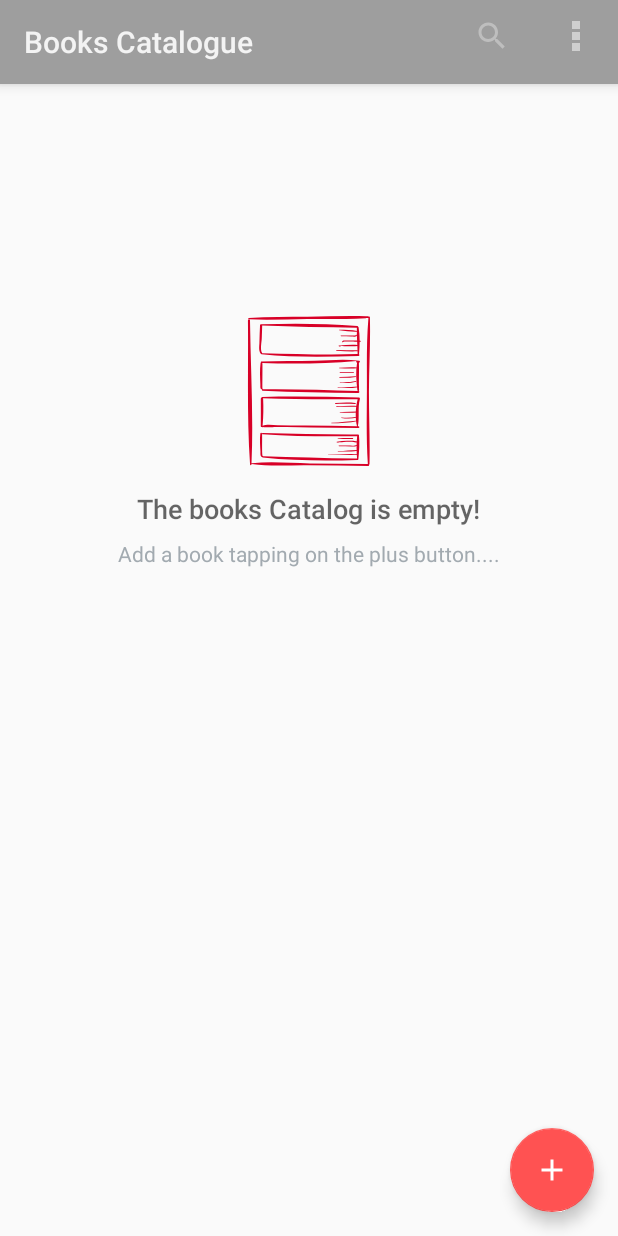
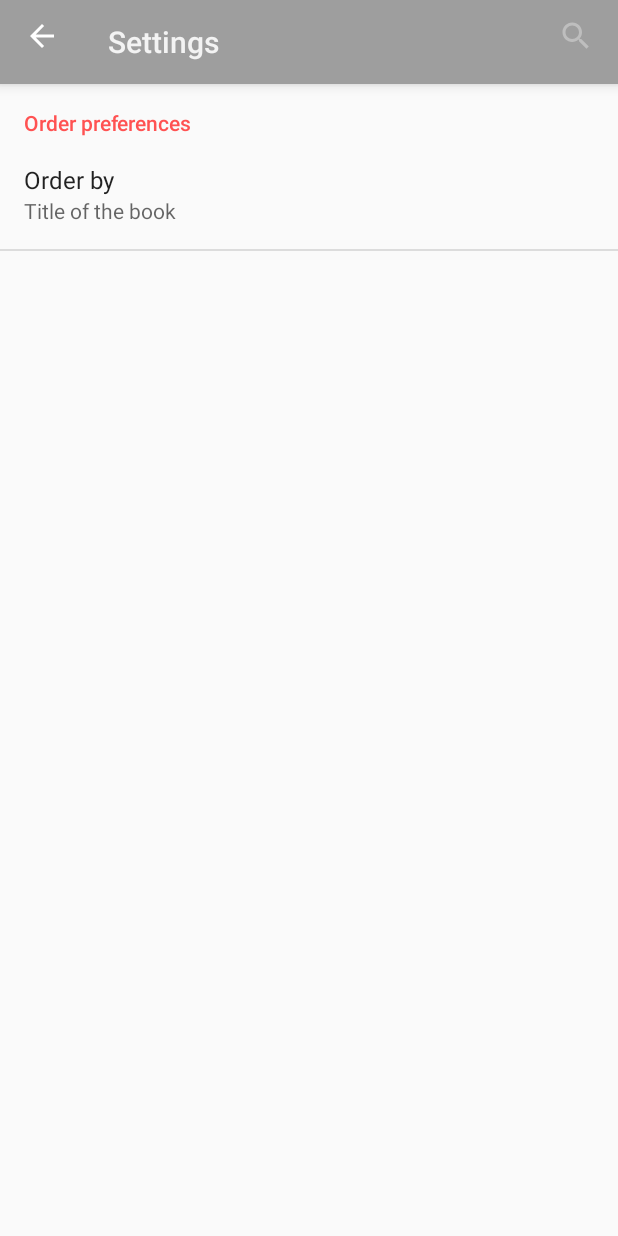
Before and after one commit to litur/BookStoreApp, an Android app: the screen it shows after launch (MainActivity before the commit, SettingsActivity after it), in the options menu, after a tap on "Settings", on a phone screen of 412 x 824 dp. Run offline under Robolectric (Android 15) with nearby library versions, the phone set to English and light mode, and no system bars.

Commit message:
Button for call intent in editActivity - Added SharedPreferences to handle sorting in main activity

```diff
--- a/app/build.gradle
+++ b/app/build.gradle
@@ -26,6 +26,7 @@ dependencies {
     implementation 'com.android.support:design:27.1.1'
     implementation 'com.android.support.constraint:constraint-layout:1.1.2'
     implementation 'com.android.support:cardview-v7:27.1.1'
+    implementation 'com.android.support:support-vector-drawable:27.1.1'
     testImplementation 'junit:junit:4.12'
     androidTestImplementation 'com.android.support.test:runner:1.0.2'
     androidTestImplementation 'com.android.support.test.espresso:espresso-core:3.0.2'
--- a/app/src/main/java/com/example/android/bookstoreapp/BookCursorAdapter.java
+++ b/app/src/main/java/com/example/android/bookstoreapp/BookCursorAdapter.java
@@ -123,7 +123,7 @@ public class BookCursorAdapter extends CursorAdapter {
                 Intent editIntent = new Intent(context, ProductEditActivity.class);
                 editIntent.setData(singleBookUri);
                 context.startActivity(editIntent);
-                Log.e("Pippo", "Clicck sulla cardView");
+                Log.e("Pippo", "Click sulla cardView");
             }
         });
 
--- a/app/src/main/java/com/example/android/bookstoreapp/MainActivity.java
+++ b/app/src/main/java/com/example/android/bookstoreapp/MainActivity.java
@@ -4,9 +4,11 @@ import android.app.LoaderManager;
 import android.content.ContentValues;
 import android.content.CursorLoader;
 import android.content.Intent;
+import android.content.SharedPreferences;
 import android.database.Cursor;
 import android.net.Uri;
 import android.os.Bundle;
+import android.preference.PreferenceManager;
 import android.support.design.widget.FloatingActionButton;
 import android.support.v7.app.ActionBar;
 import android.support.v7.app.AppCompatActivity;
@@ -26,7 +28,6 @@ public class MainActivity extends AppCompatActivity implements LoaderManager.Loa
     // Setup an Adapter to create a list item for each row of pet data in the Cursor.
     BookCursorAdapter adapter;
 
-    private String LOGTAG = "Main Activity";
     @Override
     protected void onCreate(Bundle savedInstanceState) {
         super.onCreate(savedInstanceState);
@@ -40,7 +41,7 @@ public class MainActivity extends AppCompatActivity implements LoaderManager.Loa
         ActionBar myActionBar = getSupportActionBar();
         assert myActionBar != null;
         myActionBar.setTitle(com.example.android.bookstoreapp.R.string.mainActivity_title);
-        myActionBar.setElevation(8);
+        myActionBar.setElevation(4);
 
         mListView = findViewById(R.id.bookListView);
 
@@ -81,17 +82,13 @@ public class MainActivity extends AppCompatActivity implements LoaderManager.Loa
         myBooksDummyData.put(BookEntry.COLUMN_BOOK_LANGUAGE,BookEntry.LANGUAGE_ENGLISH);
         myBooksDummyData.put(BookEntry.COLUMN_BOOK_QUANTITY,1);
         myBooksDummyData.put(BookEntry.COLUMN_BOOK_PRICE, 990);
-        // for the supplier ID we pass the ID  of the newly created row in supplier table
-        //TODO handle the foreign key for the supplier
         myBooksDummyData.put(BookEntry.COLUMN_BOOK_SUPPLIER_ID, "Penguin Books");
 
-        // Insert the new row, returning the primary key value of the new row
+        // Insert the new row, returning the Uri of the new row
         Uri newUri = getContentResolver().insert(BookEntry.CONTENT_URI, myBooksDummyData);
         if (newUri != null)
             Utility.showToast("Inserted a new book", this);
     }
-
-    //TODO add the deleteAllProducts in the menu
 
     /**
      * Perform the deletion of all the books/products in the database
@@ -115,7 +112,8 @@ public class MainActivity extends AppCompatActivity implements LoaderManager.Loa
     public boolean onOptionsItemSelected(MenuItem item) {
         int id = item.getItemId();
         if (id == R.id.action_settings) {
-            // for now, it does nothing
+            Intent settingsIntent = new Intent(this, SettingsActivity.class);
+            startActivity(settingsIntent);
             return true;
         }
 
@@ -134,13 +132,35 @@ public class MainActivity extends AppCompatActivity implements LoaderManager.Loa
 
     @Override
     public android.content.Loader<Cursor> onCreateLoader(int i, Bundle bundle) {
+        String mySortOrder;
+
+        //Use SharedPreferences to define SortOrder
+        SharedPreferences sharedPrefs = PreferenceManager.getDefaultSharedPreferences(this);
+        String orderBy = sharedPrefs.getString(
+                getString(R.string.settings_order_by_key),
+                getString(R.string.settings_order_by_default)
+        );
+
+        switch (orderBy) {
+            case "name":
+                mySortOrder = BookEntry.COLUMN_BOOK_TITLE + " ASC";
+                break;
+            case "author":
+                mySortOrder = BookEntry.COLUMN_BOOK_AUTHOR + " ASC";
+                break;
+            case "quantity_ASC":
+                mySortOrder = BookEntry.COLUMN_BOOK_QUANTITY + " ASC";
+                break;
+            default:
+                mySortOrder = "_ID DESC";
+                break;
+        }
+
         String[] projection = {BookEntry._ID,
                 BookEntry.COLUMN_BOOK_AUTHOR,
                 BookEntry.COLUMN_BOOK_TITLE,
                 BookEntry.COLUMN_BOOK_QUANTITY,
                 BookEntry.COLUMN_BOOK_PRICE};
-
-        String mySortOrder = "_ID DESC";
 
         return new CursorLoader(this, BookEntry.CONTENT_URI, projection, null, null, mySortOrder);
     }
--- /dev/null
+++ b/app/src/main/java/com/example/android/bookstoreapp/SettingsActivity.java
@@ -0,0 +1,104 @@
+package com.example.android.bookstoreapp;
+
+import android.content.SharedPreferences;
+import android.os.Bundle;
+import android.preference.ListPreference;
+import android.preference.Preference;
+import android.preference.PreferenceFragment;
+import android.preference.PreferenceManager;
+import android.support.v4.app.NavUtils;
+import android.support.v7.app.ActionBar;
+import android.support.v7.app.AppCompatActivity;
+import android.support.v7.widget.Toolbar;
+import android.view.Menu;
+import android.view.MenuItem;
+
+public class SettingsActivity extends AppCompatActivity {
+
+    @Override
+    protected void onCreate(Bundle savedInstanceState) {
+        super.onCreate(savedInstanceState);
+        setContentView(R.layout.activity_settings);
+
+        // Sets the Toolbar as Action Bar
+        Toolbar myToolbar = findViewById(R.id.my_toolbar);
+        setSupportActionBar(myToolbar);
+
+        // Defines custom behaviour on the Action Bar
+        ActionBar myActionBar = getSupportActionBar();
+        assert myActionBar != null;
+        myActionBar.setTitle(R.string.title_activity_settings);
+        myActionBar.setElevation(8);
+        // Displays the Up button in the Action Bar
+        myActionBar.setDisplayHomeAsUpEnabled(true);
+        myActionBar.setHomeAsUpIndicator(R.drawable.ic_arrow_back_24dp);
+    }
+
+    // Inflates buttons in the action bar
+    @Override
+    public boolean onCreateOptionsMenu(Menu menu) {
+        getMenuInflater().inflate(R.menu.action_bar, menu);
+
+        //Hides the settings button, since we're in the settings activity
+        MenuItem settings_item = menu.findItem(R.id.action_settings);
+        settings_item.setVisible(false);
+        //Hides the insert dummy data button
+        MenuItem settings_item2 = menu.findItem(R.id.action_insert_dummy_data);
+        settings_item2.setVisible(false);
+        //Hides the delete all button
+        MenuItem settings_item3 = menu.findItem(R.id.action_delete_all_data);
+        settings_item3.setVisible(false);
+
+        return super.onCreateOptionsMenu(menu);
+    }
+
+    // Implements the Up Button functionality as explained in https://developer.android.com/training/implementing-navigation/ancestral
+    @Override
+    public boolean onOptionsItemSelected(MenuItem item) {
+        switch (item.getItemId()) {
+            // Respond to the action bar's Up/Home button
+            case android.R.id.home:
+                NavUtils.navigateUpFromSameTask(this);
+                return true;
+        }
+        return super.onOptionsItemSelected(item);
+    }
+
+    public static class BookStorePreferenceFragment extends PreferenceFragment implements Preference.OnPreferenceChangeListener {
+        @Override
+        public void onCreate(Bundle savedInstanceState) {
+            super.onCreate(savedInstanceState);
+            addPreferencesFromResource(R.xml.settings_main);
+
+            Preference order_by = findPreference("order_by");
+            bindPreferenceSummaryToValue(order_by);
+
+        }
+
+        @Override
+        public boolean onPreferenceChange(Preference preference, Object value) {
+            // The code in this method takes care of updating the displayed preference summary after it has been changed
+            String stringValue = value.toString();
+            if (preference instanceof ListPreference) {
+                ListPreference listPreference = (ListPreference) preference;
+                int prefIndex = listPreference.findIndexOfValue(stringValue);
+                if (prefIndex >= 0) {
+                    CharSequence[] labels = listPreference.getEntries();
+                    preference.setSummary(labels[prefIndex]);
+                }
+            } else {
+                if (stringValue.equals(""))
+                    stringValue = getString(R.string.settings_value_not_defined);
+                preference.setSummary(stringValue);
+            }
+            return true;
+        }
+
+        private void bindPreferenceSummaryToValue(Preference preference) {
+            preference.setOnPreferenceChangeListener(this);
+            SharedPreferences preferences = PreferenceManager.getDefaultSharedPreferences(preference.getContext());
+            String preferenceString = preferences.getString(preference.getKey(), "");
+            onPreferenceChange(preference, preferenceString);
+        }
+    }
+}
--- a/app/src/main/res/layout/activity_main.xml
+++ b/app/src/main/res/layout/activity_main.xml
@@ -10,7 +10,8 @@
     <android.support.v7.widget.Toolbar
         android:id="@+id/my_toolbar"
         android:layout_width="match_parent"
-        android:layout_height="?attr/actionBarSize"
+        android:layout_height="wrap_content"
+        android:minHeight="?attr/actionBarSize"
         android:background="?attr/colorPrimary"
         android:elevation="4dp"
         android:theme="@style/CustomActionBarTheme"
--- /dev/null
+++ b/app/src/main/res/layout/activity_settings.xml
@@ -0,0 +1,31 @@
+<?xml version="1.0" encoding="utf-8"?>
+<android.support.constraint.ConstraintLayout xmlns:android="http://schemas.android.com/apk/res/android"
+    xmlns:app="http://schemas.android.com/apk/res-auto"
+    xmlns:tools="http://schemas.android.com/tools"
+    android:layout_width="match_parent"
+    android:layout_height="match_parent"
+    tools:context=".SettingsActivity">
+    <!-- Toolbar -->
+    <android.support.v7.widget.Toolbar
+        android:id="@+id/my_toolbar"
+        android:layout_width="match_parent"
+        android:layout_height="?attr/actionBarSize"
+        android:background="?attr/colorPrimary"
+        android:elevation="4dp"
+        android:theme="@style/CustomActionBarTheme"
+        app:layout_constraintEnd_toEndOf="parent"
+        app:layout_constraintStart_toStartOf="parent"
+        app:layout_constraintTop_toTopOf="parent"
+        app:popupTheme="@style/ThemeOverlay.AppCompat.Light" />
+
+    <fragment xmlns:android="http://schemas.android.com/apk/res/android"
+        android:id="@+id/settings_fragment"
+        android:name="com.example.android.bookstoreapp.SettingsActivity$BookStorePreferenceFragment"
+        android:layout_width="match_parent"
+        android:layout_height="0dp"
+        app:layout_constraintBottom_toBottomOf="parent"
+        app:layout_constraintEnd_toEndOf="parent"
+        app:layout_constraintStart_toStartOf="parent"
+        app:layout_constraintTop_toBottomOf="@+id/my_toolbar"
+        tools:context="com.example.android.bookstoreapp.SettingsActivity" />
+</android.support.constraint.ConstraintLayout>
--- /dev/null
+++ b/app/src/main/res/values/array.xml
@@ -0,0 +1,14 @@
+<?xml version="1.0" encoding="utf-8"?>
+<resources>
+    <string-array name="settings_order_by_labels">
+        <item>@string/settings_order_by_name_label</item>
+        <item>@string/settings_order_by_author_label</item>
+        <item>@string/settings_order_by_quantity_ASC_label</item>
+    </string-array>
+
+    <string-array name="settings_order_by_values">
+        <item>@string/settings_order_by_name_value</item>
+        <item>@string/settings_order_by_author_value</item>
+        <item>@string/settings_order_by_quantity_ASC_value</item>
+    </string-array>
+</resources>
--- a/app/src/main/res/values/strings.xml
+++ b/app/src/main/res/values/strings.xml
@@ -38,6 +38,27 @@
     <string name="EditProductQuantityLabel">Quantity in Stock</string>
     <string name="EditProductAuthorLabel">Author</string>
     <string name="EditProductTitleLabel">Title</string>
+    <string name="EditProductTitleEmptyWarning">Please insert a title for the book</string>
+    <string name="EditProductAuthorEmptyWarning">Please insert an author for the book</string>
+    <string name="EditProductQuantityEmptyWarning">Please insert a quantity for the book</string>
+    <string name="EditProductPriceEmptyWarning">Please insert a price for the book</string>
 
+    <!-- Strings related to Settings -->
+    <string name="settings_category_order_label">Order preferences</string>
+    <string name="settings_value_not_defined">Not defined</string>
+
+    <!-- Strings For Order-By Preference [CHAR LIMIT=30] -->
+    <string name="settings_order_by_label">Order by</string>
+    <string name="settings_order_by_key" translatable="false">order_by</string>
+    <string name="settings_order_by_default" translatable="false">@string/settings_order_by_name_value</string>
+    <!-- Label for order-by Name option [CHAR LIMIT=20] -->
+    <string name="settings_order_by_name_label">Title of the book</string>
+    <string name="settings_order_by_name_value" translatable="false">name</string>
+    <!-- Label for order-by most recent option [CHAR LIMIT=20] -->
+    <string name="settings_order_by_author_label">Author</string>
+    <string name="settings_order_by_author_value" translatable="false">author</string>
+    <!-- Label for order-by oldest option [CHAR LIMIT=20] -->
+    <string name="settings_order_by_quantity_ASC_label">Quantity in Stock</string>
+    <string name="settings_order_by_quantity_ASC_value" translatable="false">quantity_ASC</string>
 
 </resources>
--- /dev/null
+++ b/app/src/main/res/xml/settings_main.xml
@@ -0,0 +1,14 @@
+<?xml version="1.0" encoding="utf-8"?>
+<PreferenceScreen xmlns:android="http://schemas.android.com/apk/res/android"
+    android:title="@string/title_activity_settings">
+    <PreferenceCategory
+        android:key="pref_key_storage_settings"
+        android:title="@string/settings_category_order_label">
+        <ListPreference
+            android:defaultValue="@string/settings_order_by_default"
+            android:entries="@array/settings_order_by_labels"
+            android:entryValues="@array/settings_order_by_values"
+            android:key="@string/settings_order_by_key"
+            android:title="@string/settings_order_by_label" />
+    </PreferenceCategory>
+</PreferenceScreen>
--- a/build.gradle
+++ b/build.gradle
@@ -7,7 +7,7 @@ buildscript {
         jcenter()
     }
     dependencies {
-        classpath 'com.android.tools.build:gradle:3.1.3'
+        classpath 'com.android.tools.build:gradle:3.1.4'
 
 
         // NOTE: Do not place your application dependencies here; they belong
```
Also changed, not shown: app/src/main/AndroidManifest.xml (+12 -0 lines), app/src/main/java/com/example/android/bookstoreapp/ProductEditActivity.java (+26 -8 lines), app/src/main/res/layout/activity_product_edit.xml (+14 -3 lines).
